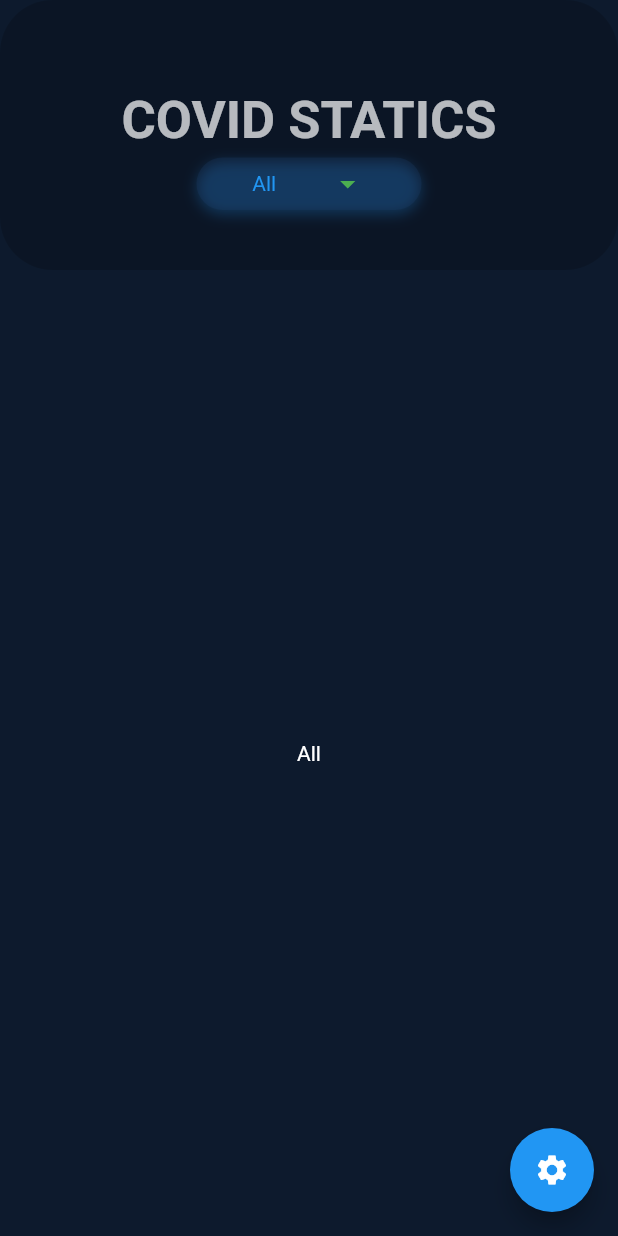
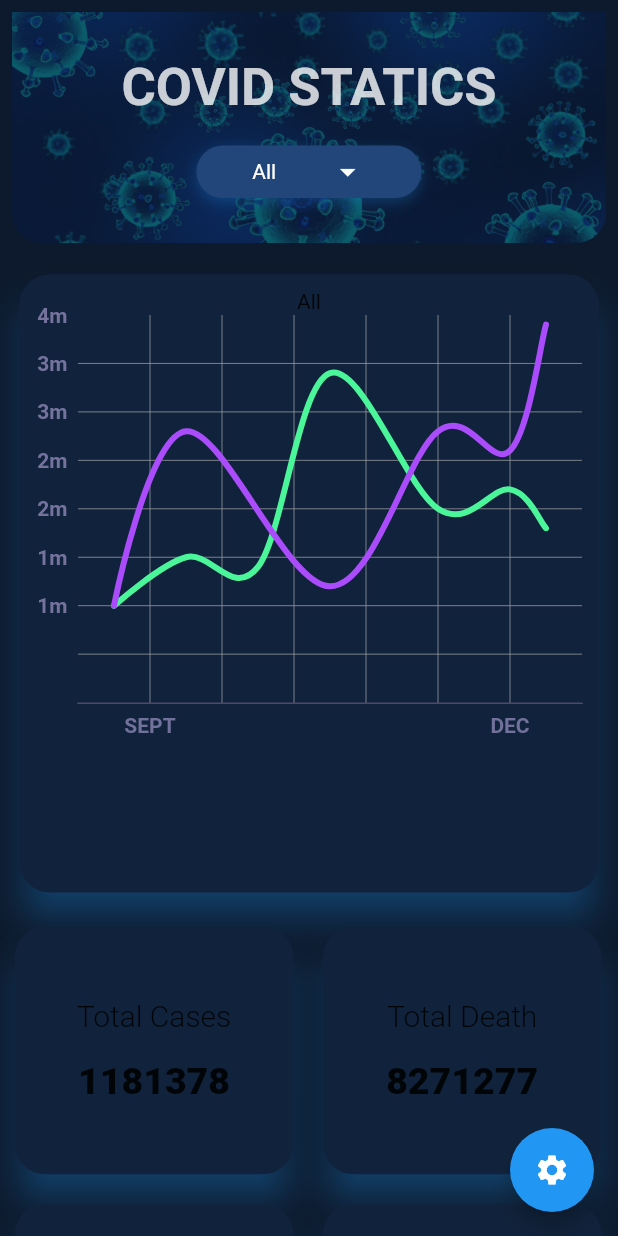
Before and after one commit to suraj0223/covid_stats, a Flutter app: the screen it shows after launch, on a phone screen of 412 x 824 dp. Run offline on Flutter 3.47's test engine with Material 2 defaults, Android fonts, the light colour scheme and no system bars; drawn by our look-alikes of fl_chart.

Commit message:
UI stage 1 done with dummy data

```diff
--- a/lib/main.dart
+++ b/lib/main.dart
@@ -1,4 +1,5 @@
 import 'package:flutter/material.dart';
+import 'screens/homepage.dart';
 
 void main() {
   runApp(MyApp());
@@ -19,130 +20,3 @@ class MyApp extends StatelessWidget {
     );
   }
 }
-
-// TODO
-// modularise code
-
-class HomeScreen extends StatefulWidget {
-  @override
-  _HomeScreenState createState() => _HomeScreenState();
-}
-
-class _HomeScreenState extends State<HomeScreen> {
-  List<String> options = <String>['All', 'One', 'Two', 'Three', 'Four','sdas','sas','sass','sasasas'];
-  String dropdownValue = 'All';
-
-  @override
-  void initState() {
-    super.initState();
-  }
-
-  @override
-  Widget build(BuildContext context) {
-    return Scaffold(
-      appBar: PreferredSize(
-        preferredSize: Size.fromHeight(180.0),
-        child: Container(
-          padding: EdgeInsets.only(top: 60, bottom: 40, left: 30, right: 30),
-          decoration: BoxDecoration(
-            borderRadius: BorderRadius.circular(35),
-            color: Color(0xFF09111e).withOpacity(0.5),
-          ),
-          child: Column(
-            mainAxisAlignment: MainAxisAlignment.spaceBetween,
-            children: [
-              Text(
-                'Covid Statics'.toUpperCase(),
-                style: TextStyle(
-                  fontSize: 35,
-                  fontWeight: FontWeight.w700,
-                  color: Colors.white.withAlpha(180),
-                ),
-                softWrap: true,
-              ),
-              Container(
-                alignment: Alignment.center,
-                child: DropdownButton<String>(
-                  value: dropdownValue,
-                  onChanged: (String newValue) {
-                    setState(() {
-                      //TODO
-                      // change content of screen according to the selected item
-                      dropdownValue = newValue;
-                       print(dropdownValue);
-                    });
-                  },
-                  iconDisabledColor: Colors.grey,
-                  iconEnabledColor: Colors.green,
-                  style: TextStyle(color: Colors.blue),
-                  dropdownColor: Theme.of(context).primaryColor,
-                  underline: SizedBox(),
-                  // selectedItemBuilder: (BuildContext context) {
-                  //   return options.map((String value) {
-                  //     return Text(
-                  //       dropdownValue,
-                  //       style: TextStyle(color: Colors.white),
-                  //     );
-                  //   }).toList();
-                  // },
-                  items: options.map<DropdownMenuItem<String>>((String value) {
-                    return DropdownMenuItem<String>(
-                      value: value,
-                      child: Text(value),
-                    );
-                  }).toList(),
-                ),
-                height: 35,
-                width: 150,
-                decoration: BoxDecoration(
-                  borderRadius: BorderRadius.circular(30),
-                  color: Color(0xFF224679).withOpacity(0.2),
-                  boxShadow: [
-                    BoxShadow(
-                    color: Colors.blue.withOpacity(0.254),
-                    blurRadius: 7.0,
-                    spreadRadius: 0.0,
-                    offset: Offset(
-                      0.0,
-                      3.0,
-                    ),
-                  ),
-                  ]
-                ),
-              ),
-            ],
-          ),
-        ),
-      ),
-      // TODO
-      body: Center(
-        child: Text(
-          dropdownValue,
-          style: TextStyle(color: Colors.white),
-        ),
-      ),
-
-
-      // In body contents should be :
-
-      // 1. precautions (use caurosal which automatically slides right to left)
-      // 2. Add graph ( according to the options selected)
-      // 3. beautiful 4 containers (2 in a row)
-      //       i. total deaths upto now
-      //       ii. total recovered
-      //       iii. total new cases
-      //       iv. total cases upto now
-      // 4.
-
-      floatingActionButton: FloatingActionButton(
-        child: Icon(Icons.settings),
-        onPressed: () {
-          // TODO
-          // Add Some setting functionality
-          // 1. adding refresh idea
-          // 2. change
-        },
-      ),
-    );
-  }
-}
--- /dev/null
+++ b/lib/objects/graph.dart
@@ -0,0 +1,151 @@
+import 'package:flutter/material.dart';
+import 'package:fl_chart/fl_chart.dart';
+
+class ShowGraph extends StatefulWidget {
+  @override
+  _ShowGraphState createState() => _ShowGraphState();
+}
+
+class _ShowGraphState extends State<ShowGraph> {
+  List<LineChartBarData> linesBarData1() {
+    final LineChartBarData lineChartBarData1 = LineChartBarData(
+      spots: [
+        FlSpot(1, 1),
+        FlSpot(3, 1.5),
+        FlSpot(5, 1.4),
+        FlSpot(7, 3.4),
+        FlSpot(10, 2),
+        FlSpot(12, 2.2),
+        FlSpot(13, 1.8),
+      ],
+      isCurved: true,
+      colors: [
+        const Color(0xff4af699),
+      ],
+      barWidth: 4,
+      isStrokeCapRound: true,
+      dotData: FlDotData(
+        show: false,
+      ),
+      belowBarData: BarAreaData(
+        show: false,
+      ),
+    );
+    final LineChartBarData lineChartBarData2 = LineChartBarData(
+      spots: [
+        FlSpot(1, 1),
+        FlSpot(3, 2.8),
+        FlSpot(7, 1.2),
+        FlSpot(10, 2.8),
+        FlSpot(12, 2.6),
+        FlSpot(13, 3.9),
+      ],
+      isCurved: true,
+      colors: [
+        const Color(0xffaa4cfc)
+      ],
+      barWidth: 4,
+      isStrokeCapRound: true,
+      dotData: FlDotData(
+        show: false,
+      ),
+      belowBarData: BarAreaData(show: false, colors: [
+        const Color(0x00aa4cfc),
+      ]),
+    );
+    return [
+      lineChartBarData1,
+      lineChartBarData2,
+      // lineChartBarData3,
+    ];
+  }
+
+  @override
+  Widget build(BuildContext context) {
+    return SingleChildScrollView(
+          child: LineChart(
+        LineChartData(
+          lineTouchData: LineTouchData(
+            touchTooltipData: LineTouchTooltipData(
+              tooltipBgColor: Colors.blueGrey.withOpacity(0.8),
+            ),
+            touchCallback: (LineTouchResponse touchResponse) {},
+            handleBuiltInTouches: true,
+          ),
+          gridData: FlGridData(
+            show: true,
+          ),
+          titlesData: FlTitlesData(
+            bottomTitles: SideTitles(
+              showTitles: true,
+              // reservedSize: 22,
+              getTextStyles: (value) => const TextStyle(
+                color: Color(0xff72719b),
+                fontWeight: FontWeight.bold,
+                // fontSize: 10,
+              ),
+              // margin: 3,
+              getTitles: (value) {
+                switch (value.toInt()) {
+                  case 2:
+                    return 'SEPT';
+                  case 7:
+                    return 'OCT';
+                  case 12:
+                    return 'DEC';
+                }
+                return '';
+              },
+            ),
+            leftTitles: SideTitles(
+              showTitles: true,
+              getTextStyles: (value) => const TextStyle(
+                color: Color(0xff75729e),
+                fontWeight: FontWeight.bold,
+                // fontSize: 14,
+              ),
+              getTitles: (value) {
+                switch (value.toInt()) {
+                  case 1:
+                    return '1m';
+                  case 2:
+                    return '2m';
+                  case 3:
+                    return '3m';
+                  case 4:
+                    return '4m';
+                }
+                return '';
+              },
+              // margin: 3,
+              // reservedSize: 30,
+            ),
+          ),
+          borderData: FlBorderData(
+            show: true,
+            border: const Border(
+              bottom: BorderSide(
+                color: Color(0xff4e4965),
+                // width: 4,
+              ),
+              left: BorderSide(
+                color: Colors.transparent,
+              ),
+              right: BorderSide(
+                color: Colors.transparent,
+              ),
+              top: BorderSide(
+                color: Colors.transparent,
+              ),
+            ),
+          ),
+          minX: 0,
+          maxX: 14,
+          maxY: 4,
+          minY: 0,
+          lineBarsData: linesBarData1(),
+        ),
+      ),
+    );
+  }
+}
--- /dev/null
+++ b/lib/screens/homepage.dart
@@ -0,0 +1,199 @@
+import 'package:covid_stats/objects/graph.dart';
+import 'package:flutter/material.dart';
+
+// import 'bar_chart/bar_chart_page2.dart';
+// import 'line_chart/line_chart_page.dart';
+// import 'line_chart/line_chart_page2.dart';
+// import 'line_chart/line_chart_page3.dart';
+// import 'line_chart/line_chart_page4.dart';
+// import 'pie_chart/pie_chart_page.dart';
+// import 'scatter_chart/scatter_chart_page.dart';
+
+class HomeScreen extends StatefulWidget {
+  @override
+  _HomeScreenState createState() => _HomeScreenState();
+}
+
+class _HomeScreenState extends State<HomeScreen> {
+  List<String> options = <String>[
+    'All',
+    'One',
+    'Two',
+    'Three',
+    'Four',
+    'sdas',
+    'sas',
+    'sass',
+    'sasasas'
+  ];
+
+  String dropdownValue = 'All';
+
+  @override
+  void initState() {
+    super.initState();
+  }
+
+  Widget customCard(String text, int values) {
+    return Card(
+      shape: RoundedRectangleBorder(borderRadius: BorderRadius.circular(20)),
+      margin: EdgeInsets.all(10),
+      elevation: 10,
+      shadowColor: Colors.blue,
+      borderOnForeground: false,
+      semanticContainer: false,
+      child: Container(
+        padding: EdgeInsets.only(top: 30, bottom: 30),
+        height: MediaQuery.of(context).size.height * 0.2,
+        width: MediaQuery.of(context).size.width * 0.45,
+        child: Column(
+          mainAxisAlignment: MainAxisAlignment.spaceEvenly,
+          children: [
+            Text(
+              '$text',
+              style: TextStyle(fontSize: 20, fontWeight: FontWeight.w300),
+              softWrap: true,
+            ),
+            Text(
+              '$values',
+              style: TextStyle(fontSize: 25, fontWeight: FontWeight.w900),
+              softWrap: true,
+            )
+          ],
+        ),
+      ),
+      color: Color(0xFF11233c),
+    );
+  }
+
+  @override
+  Widget build(BuildContext context) {
+    return Scaffold(
+      appBar: PreferredSize(
+        preferredSize: Size.fromHeight(170.0),
+        child: SafeArea(
+          minimum: EdgeInsets.all(8),
+          child: Container(
+            padding: EdgeInsets.only(top: 30, bottom: 30, left: 30, right: 30),
+            decoration: BoxDecoration(
+              borderRadius: BorderRadius.only(
+                bottomLeft: Radius.circular(20),
+                bottomRight: Radius.circular(20),
+              ),
+              image: DecorationImage(
+                  image: AssetImage('assets/images/virusbg.jpg'),
+                  fit: BoxFit.cover,
+                  colorFilter: ColorFilter.mode(
+                      Colors.white.withAlpha(180), BlendMode.dstOut)),
+            ),
+            child: Column(
+              mainAxisAlignment: MainAxisAlignment.spaceBetween,
+              children: [
+                Text(
+                  'Covid Statics'.toUpperCase(),
+                  style: TextStyle(
+                    fontSize: 35,
+                    fontWeight: FontWeight.w700,
+                    color: Colors.white.withAlpha(200),
+                  ),
+                  softWrap: true,
+                ),
+                Container(
+                  alignment: Alignment.center,
+                  child: DropdownButton<String>(
+                    value: dropdownValue,
+                    onChanged: (String newValue) {
+                      setState(() {
+                        //TODO
+                        // change content of screen according to the selected item
+                        dropdownValue = newValue;
+                        print(dropdownValue);
+                      });
+                    },
+                    iconDisabledColor: Colors.grey,
+                    iconEnabledColor: Colors.white,
+                    style: TextStyle(color: Colors.white),
+                    dropdownColor: Theme.of(context).primaryColor,
+                    underline: SizedBox(),
+                    items:
+                        options.map<DropdownMenuItem<String>>((String value) {
+                      return DropdownMenuItem<String>(
+                        value: value,
+                        child: Text(value),
+                      );
+                    }).toList(),
+                  ),
+                  height: 35,
+                  width: 150,
+                  decoration: BoxDecoration(
+                      borderRadius: BorderRadius.circular(30),
+                      color: Color(0xFF224679),
+                      boxShadow: [
+                        BoxShadow(
+                          color: Colors.blue.withOpacity(0.254),
+                          blurRadius: 7.0,
+                          spreadRadius: 0.0,
+                          offset: Offset(
+                            0.0,
+                            3.0,
+                          ),
+                        )
+                      ]),
+                ),
+              ],
+            ),
+          ),
+        ),
+      ),
+      body: SingleChildScrollView(
+        child: Column(
+          children: [
+            Card(
+              shape: RoundedRectangleBorder(
+                  borderRadius: BorderRadius.circular(20)),
+              margin: EdgeInsets.all(13),
+              elevation: 10,
+              shadowColor: Colors.blue,
+              borderOnForeground: false,
+              semanticContainer: false,
+              child: Container(
+                padding: EdgeInsets.all(10),
+                height: MediaQuery.of(context).size.height * 0.5,
+                width: MediaQuery.of(context).size.width,
+                child: Column(
+                  children: [
+                    Text('$dropdownValue'),
+                    ShowGraph(),
+                  ],
+                ),
+              ),
+              color: Color(0xFF11233c),
+            ),
+            Row(
+              children: [
+                customCard('Total Cases', 1181378),
+                customCard('Total Death', 8271277),
+              ],
+            ),
+            Row(
+              children: [
+                customCard('Daily Cases', 8271261),
+                customCard('Daily Death', 99821917),
+              ],
+            ),
+            customCard('Total Recovered', 98719382),
+          ],
+        ),
+      ),
+      floatingActionButton: FloatingActionButton(
+        child: Icon(Icons.settings),
+        onPressed: () {
+          // TODO
+          // Add Some setting functionality
+          // 1. adding refresh idea
+          // 2. change
+        },
+      ),
+    );
+  }
+}
```
Also changed, not shown: pubspec.yaml (+3 -4 lines), assets/images/virusbg.jpg (added), pubspec.lock.
